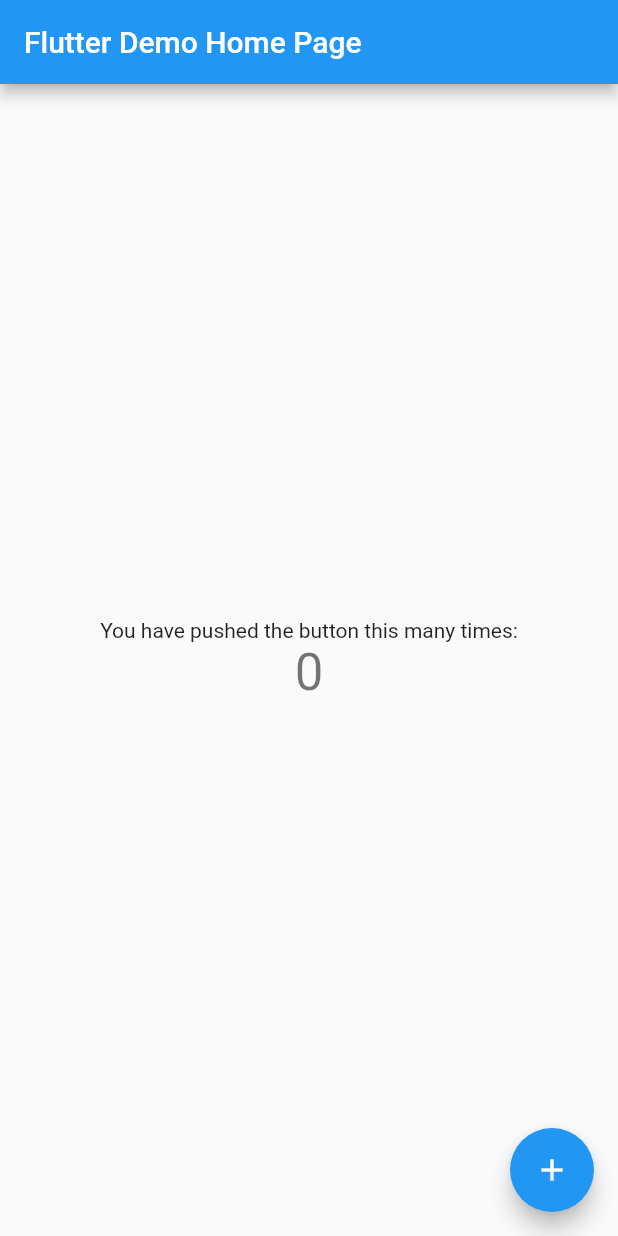
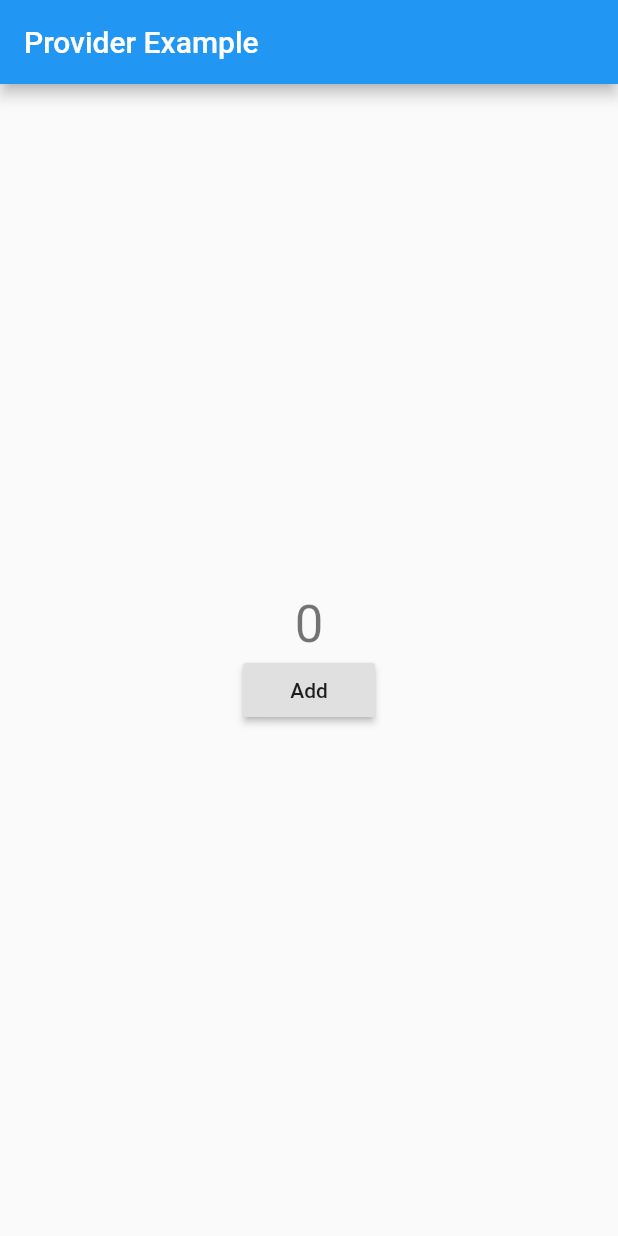
Before and after one commit to ardisaurus/flutter-basics, a Flutter app: the screen it shows after launch, on a phone screen of 412 x 824 dp. Run offline on Flutter 3.47's test engine with Material 2 defaults, Android fonts, the phone set to English and light mode, and no system bars.

Commit message:
Finish provider example

```diff
--- /dev/null
+++ b/provider/lib/blocs/counter.dart
@@ -0,0 +1,16 @@
+import 'package:flutter/widgets.dart';
+
+class Counter extends ChangeNotifier {
+  int _counter = 0;
+
+  int get counter => _counter;
+
+  set counter(int value) {
+    _counter = value;
+    notifyListeners();
+  }
+
+  increment() {
+    counter++;
+  }
+}
--- a/provider/lib/main.dart
+++ b/provider/lib/main.dart
@@ -1,117 +1,29 @@
 import 'package:flutter/material.dart';
+import 'package:provider_example/blocs/counter.dart';
+import 'package:provider/provider.dart';
+import 'package:provider_example/screens/home.dart';
 
 void main() {
   runApp(MyApp());
 }
 
 class MyApp extends StatelessWidget {
-  // This widget is the root of your application.
   @override
   Widget build(BuildContext context) {
-    return MaterialApp(
-      title: 'Flutter Demo',
-      theme: ThemeData(
-        // This is the theme of your application.
-        //
-        // Try running your application with "flutter run". You'll see the
-        // application has a blue toolbar. Then, without quitting the app, try
-        // changing the primarySwatch below to Colors.green and then invoke
-        // "hot reload" (press "r" in the console where you ran "flutter run",
-        // or simply save your changes to "hot reload" in a Flutter IDE).
-        // Notice that the counter didn't reset back to zero; the application
-        // is not restarted.
-        primarySwatch: Colors.blue,
-        // This makes the visual density adapt to the platform that you run
-        // the app on. For desktop platforms, the controls will be smaller and
-        // closer together (more dense) than on mobile platforms.
-        visualDensity: VisualDensity.adaptivePlatformDensity,
+    //ARDI'S NOTE : multiprovider widget declaration
+    return MultiProvider(
+      providers: [
+        //ARDI'S NOTE : add provide class. ex : Counter()
+        ChangeNotifierProvider(create: (context) => Counter()),
+      ],
+      child: MaterialApp(
+        title: 'Flutter Demo',
+        theme: ThemeData(
+          primarySwatch: Colors.blue,
+          visualDensity: VisualDensity.adaptivePlatformDensity,
+        ),
+        home: MyHomePage(),
       ),
-      home: MyHomePage(title: 'Flutter Demo Home Page'),
     );
   }
 }
-
-class MyHomePage extends StatefulWidget {
-  MyHomePage({Key key, this.title}) : super(key: key);
-
-  // This widget is the home page of your application. It is stateful, meaning
-  // that it has a State object (defined below) that contains fields that affect
-  // how it looks.
-
-  // This class is the configuration for the state. It holds the values (in this
-  // case the title) provided by the parent (in this case the App widget) and
-  // used by the build method of the State. Fields in a Widget subclass are
-  // always marked "final".
-
-  final String title;
-
-  @override
-  _MyHomePageState createState() => _MyHomePageState();
-}
-
-class _MyHomePageState extends State<MyHomePage> {
-  int _counter = 0;
-
-  void _incrementCounter() {
-    setState(() {
-      // This call to setState tells the Flutter framework that something has
-      // changed in this State, which causes it to rerun the build method below
-      // so that the display can reflect the updated values. If we changed
-      // _counter without calling setState(), then the build method would not be
-      // called again, and so nothing would appear to happen.
-      _counter++;
-    });
-  }
-
-  @override
-  Widget build(BuildContext context) {
-    // This method is rerun every time setState is called, for instance as done
-    // by the _incrementCounter method above.
-    //
-    // The Flutter framework has been optimized to make rerunning build methods
-    // fast, so that you can just rebuild anything that needs updating rather
-    // than having to individually change instances of widgets.
-    return Scaffold(
-      appBar: AppBar(
-        // Here we take the value from the MyHomePage object that was created by
-        // the App.build method, and use it to set our appbar title.
-        title: Text(widget.title),
-      ),
-      body: Center(
-        // Center is a layout widget. It takes a single child and positions it
-        // in the middle of the parent.
-        child: Column(
-          // Column is also a layout widget. It takes a list of children and
-          // arranges them vertically. By default, it sizes itself to fit its
-          // children horizontally, and tries to be as tall as its parent.
-          //
-          // Invoke "debug painting" (press "p" in the console, choose the
-          // "Toggle Debug Paint" action from the Flutter Inspector in Android
-          // Studio, or the "Toggle Debug Paint" command in Visual Studio Code)
-          // to see the wireframe for each widget.
-          //
-          // Column has various properties to control how it sizes itself and
-          // how it positions its children. Here we use mainAxisAlignment to
-          // center the children vertically; the main axis here is the vertical
-          // axis because Columns are vertical (the cross axis would be
-          // horizontal).
-          mainAxisAlignment: MainAxisAlignment.center,
-          children: <Widget>[
-            Text(
-              'You have pushed the button this many times:',
-            ),
-            Text(
-              '$_counter',
-              style: Theme.of(context).textTheme.headline4,
-            ),
-          ],
-        ),
-      ),
-      floatingActionButton: FloatingActionButton(
-        onPressed: _incrementCounter,
-        tooltip: 'Increment',
-        child: Icon(Icons.add),
-      ), // This trailing comma makes auto-formatting nicer for build methods.
-    );
-  }
-}
--- /dev/null
+++ b/provider/lib/screens/home.dart
@@ -0,0 +1,31 @@
+import 'package:flutter/material.dart';
+import 'package:provider/provider.dart';
+import 'package:provider_example/blocs/counter.dart';
+import 'package:provider_example/widgets/btn_add.dart';
+
+class MyHomePage extends StatelessWidget {
+  @override
+  Widget build(BuildContext context) {
+    //ARDI'S NOTE : declare counter provider
+    final Counter counter = Provider.of<Counter>(context);
+
+    return Scaffold(
+      appBar: AppBar(
+        title: Text("Provider Example"),
+      ),
+      body: Center(
+        child: Column(
+          mainAxisAlignment: MainAxisAlignment.center,
+          children: <Widget>[
+            Text(
+              //ARDI'S NOTE : call counter value from counter provider
+              counter.counter.toString(),
+              style: Theme.of(context).textTheme.headline4,
+            ),
+            ButtonAdd(),
+          ],
+        ),
+      ),
+    );
+  }
+}
--- /dev/null
+++ b/provider/lib/widgets/btn_add.dart
@@ -0,0 +1,17 @@
+import 'package:flutter/material.dart';
+import 'package:provider/provider.dart';
+import 'package:provider_example/blocs/counter.dart';
+
+class ButtonAdd extends StatelessWidget {
+  @override
+  Widget build(BuildContext context) {
+    //ARDI'S NOTE : declare counter provider
+    final Counter counter = Provider.of<Counter>(context);
+
+    return RaisedButton(
+      //ARDI'S NOTE : call increment method from counter provider
+      onPressed: () => counter.increment(),
+      child: Text("Add"),
+    );
+  }
+}
```
Also changed, not shown: provider/pubspec.yaml (+3 -4 lines), provider/pubspec.lock, 3 other files.
